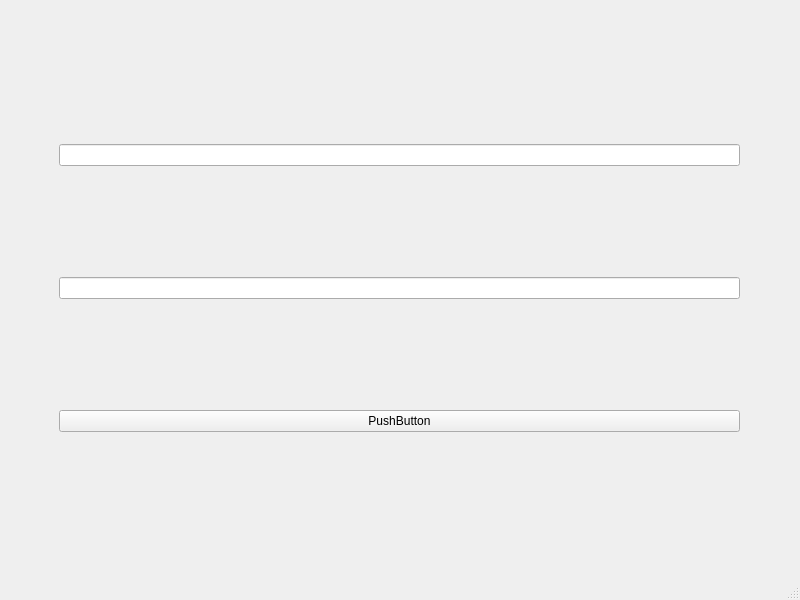
Before: the Qt Designer form client/pre_lobby/prelobbymainwindow.ui in Juannbel/duck-game, drawn with Qt 5.
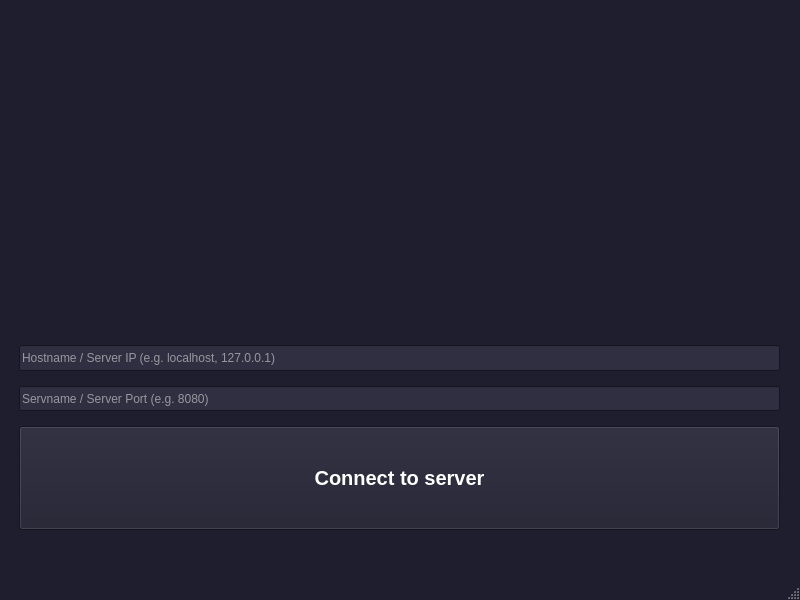
After: the same form once the commit is applied.

Commit message: Mejoro el pre-lobby, ahora se ve bien el layout y se ajusta a la paleta de colores general. Ademas hago que se pueda cambiar entre full screen y mute en cualquier lugar y no solo cuando se esta jugando

Diff of the .ui file:
```diff
--- a/client/pre_lobby/prelobbymainwindow.ui
+++ b/client/pre_lobby/prelobbymainwindow.ui
@@ -10,6 +10,484 @@
     <height>600</height>
    </rect>
   </property>
+  <property name="palette">
+   <palette>
+    <active>
+     <colorrole role="WindowText">
+      <brush brushstyle="SolidPattern">
+       <color alpha="255">
+        <red>255</red>
+        <green>255</green>
+        <blue>255</blue>
+       </color>
+      </brush>
+     </colorrole>
+     <colorrole role="Button">
+      <brush brushstyle="SolidPattern">
+       <color alpha="255">
+        <red>30</red>
+        <green>30</green>
+        <blue>46</blue>
+       </color>
+      </brush>
+     </colorrole>
+     <colorrole role="Light">
+      <brush brushstyle="SolidPattern">
+       <color alpha="255">
+        <red>45</red>
+        <green>45</green>
+        <blue>69</blue>
+       </color>
+      </brush>
+     </colorrole>
+     <colorrole role="Midlight">
+      <brush brushstyle="SolidPattern">
+       <color alpha="255">
+        <red>37</red>
+        <green>37</green>
+        <blue>57</blue>
+       </color>
+      </brush>
+     </colorrole>
+     <colorrole role="Dark">
+      <brush brushstyle="SolidPattern">
+       <color alpha="255">
+        <red>15</red>
+        <green>15</green>
+        <blue>23</blue>
+       </color>
+      </brush>
+     </colorrole>
+     <colorrole role="Mid">
+      <brush brushstyle="SolidPattern">
+       <color alpha="255">
+        <red>20</red>
+        <green>20</green>
+        <blue>31</blue>
+       </color>
+      </brush>
+     </colorrole>
+     <colorrole role="Text">
+      <brush brushstyle="SolidPattern">
+       <color alpha="255">
+        <red>255</red>
+        <green>255</green>
+        <blue>255</blue>
+       </color>
+      </brush>
+     </colorrole>
+     <colorrole role="BrightText">
+      <brush brushstyle="SolidPattern">
+       <color alpha="255">
+        <red>255</red>
+        <green>255</green>
+        <blue>255</blue>
+       </color>
+      </brush>
+     </colorrole>
+     <colorrole role="ButtonText">
+      <brush brushstyle="SolidPattern">
+       <color alpha="255">
+        <red>255</red>
+        <green>255</green>
+        <blue>255</blue>
+       </color>
+      </brush>
+     </colorrole>
+     <colorrole role="Base">
+      <brush brushstyle="SolidPattern">
+       <color alpha="255">
+        <red>48</red>
+        <green>47</green>
+        <blue>65</blue>
+       </color>
+      </brush>
+     </colorrole>
+     <colorrole role="Window">
+      <brush brushstyle="SolidPattern">
+       <color alpha="255">
+        <red>30</red>
+        <green>30</green>
+        <blue>46</blue>
+       </color>
+      </brush>
+     </colorrole>
+     <colorrole role="Shadow">
+      <brush brushstyle="SolidPattern">
+       <color alpha="255">
+        <red>0</red>
+        <green>0</green>
+        <blue>0</blue>
+       </color>
+      </brush>
+     </colorrole>
+     <colorrole role="Highlight">
+      <brush brushstyle="SolidPattern">
+       <color alpha="255">
+        <red>112</red>
+        <green>101</green>
+        <blue>174</blue>
+       </color>
+      </brush>
+     </colorrole>
+     <colorrole role="AlternateBase">
+      <brush brushstyle="SolidPattern">
+       <color alpha="255">
+        <red>30</red>
+        <green>30</green>
+        <blue>46</blue>
+       </color>
+      </brush>
+     </colorrole>
+     <colorrole role="ToolTipBase">
+      <brush brushstyle="SolidPattern">
+       <color alpha="255">
+        <red>0</red>
+        <green>0</green>
+        <blue>0</blue>
+       </color>
+      </brush>
+     </colorrole>
+     <colorrole role="ToolTipText">
+      <brush brushstyle="SolidPattern">
+       <color alpha="255">
+        <red>0</red>
+        <green>0</green>
+        <blue>0</blue>
+       </color>
+      </brush>
+     </colorrole>
+     <colorrole role="PlaceholderText">
+      <brush brushstyle="SolidPattern">
+       <color alpha="127">
+        <red>255</red>
+        <green>255</green>
+        <blue>255</blue>
+       </color>
+      </brush>
+     </colorrole>
+    </active>
+    <inactive>
+     <colorrole role="WindowText">
+      <brush brushstyle="SolidPattern">
+       <color alpha="255">
+        <red>255</red>
+        <green>255</green>
+        <blue>255</blue>
+       </color>
+      </brush>
+     </colorrole>
+     <colorrole role="Button">
+      <brush brushstyle="SolidPattern">
+       <color alpha="255">
+        <red>30</red>
+        <green>30</green>
+        <blue>46</blue>
+       </color>
+      </brush>
+     </colorrole>
+     <colorrole role="Light">
+      <brush brushstyle="SolidPattern">
+       <color alpha="255">
+        <red>45</red>
+        <green>45</green>
+        <blue>69</blue>
+       </color>
+      </brush>
+     </colorrole>
+     <colorrole role="Midlight">
+      <brush brushstyle="SolidPattern">
+       <color alpha="255">
+        <red>37</red>
+        <green>37</green>
+        <blue>57</blue>
+       </color>
+      </brush>
+     </colorrole>
+     <colorrole role="Dark">
+      <brush brushstyle="SolidPattern">
+       <color alpha="255">
+        <red>15</red>
+        <green>15</green>
+        <blue>23</blue>
+       </color>
+      </brush>
+     </colorrole>
+     <colorrole role="Mid">
+      <brush brushstyle="SolidPattern">
+       <color alpha="255">
+        <red>20</red>
+        <green>20</green>
+        <blue>31</blue>
+       </color>
+      </brush>
+     </colorrole>
+     <colorrole role="Text">
+      <brush brushstyle="SolidPattern">
+       <color alpha="255">
+        <red>255</red>
+        <green>255</green>
+        <blue>255</blue>
+       </color>
+      </brush>
+     </colorrole>
+     <colorrole role="BrightText">
+      <brush brushstyle="SolidPattern">
+       <color alpha="255">
+        <red>255</red>
+        <green>255</green>
+        <blue>255</blue>
+       </color>
+      </brush>
+     </colorrole>
+     <colorrole role="ButtonText">
+      <brush brushstyle="SolidPattern">
+       <color alpha="255">
+        <red>255</red>
+        <green>255</green>
+        <blue>255</blue>
+       </color>
+      </brush>
+     </colorrole>
+     <colorrole role="Base">
+      <brush brushstyle="SolidPattern">
+       <color alpha="255">
+        <red>48</red>
+        <green>47</green>
+        <blue>65</blue>
+       </color>
+      </brush>
+     </colorrole>
+     <colorrole role="Window">
+      <brush brushstyle="SolidPattern">
+       <color alpha="255">
+        <red>30</red>
+        <green>30</green>
+        <blue>46</blue>
+       </color>
+      </brush>
+     </colorrole>
+     <colorrole role="Shadow">
+      <brush brushstyle="SolidPattern">
+       <color alpha="255">
+        <red>0</red>
+        <green>0</green>
+        <blue>0</blue>
+       </color>
+      </brush>
+     </colorrole>
+     <colorrole role="Highlight">
+      <brush brushstyle="SolidPattern">
+       <color alpha="255">
+        <red>112</red>
+        <green>101</green>
+        <blue>174</blue>
+       </color>
+      </brush>
+     </colorrole>
+     <colorrole role="AlternateBase">
+      <brush brushstyle="SolidPattern">
+       <color alpha="255">
+        <red>30</red>
+        <green>30</green>
+        <blue>46</blue>
+       </color>
+      </brush>
+     </colorrole>
+     <colorrole role="ToolTipBase">
+      <brush brushstyle="SolidPattern">
+       <color alpha="255">
+        <red>0</red>
+        <green>0</green>
+        <blue>0</blue>
+       </color>
+      </brush>
+     </colorrole>
+     <colorrole role="ToolTipText">
+      <brush brushstyle="SolidPattern">
+       <color alpha="255">
+        <red>0</red>
+        <green>0</green>
+        <blue>0</blue>
+       </color>
+      </brush>
+     </colorrole>
+     <colorrole role="PlaceholderText">
+      <brush brushstyle="SolidPattern">
+       <color alpha="127">
+        <red>255</red>
+        <green>255</green>
+        <blue>255</blue>
+       </color>
+      </brush>
+     </colorrole>
+    </inactive>
+    <disabled>
+     <colorrole role="WindowText">
+      <brush brushstyle="SolidPattern">
+       <color alpha="255">
+        <red>119</red>
+        <green>118</green>
+        <blue>123</blue>
+       </color>
+      </brush>
+     </colorrole>
+     <colorrole role="Button">
+      <brush brushstyle="SolidPattern">
+       <color alpha="255">
+        <red>30</red>
+        <green>30</green>
+        <blue>46</blue>
+       </color>
+      </brush>
+     </colorrole>
+     <colorrole role="Light">
+      <brush brushstyle="SolidPattern">
+       <color alpha="255">
+        <red>45</red>
+        <green>45</green>
+        <blue>69</blue>
+       </color>
+      </brush>
+     </colorrole>
+     <colorrole role="Midlight">
+      <brush brushstyle="SolidPattern">
+       <color alpha="255">
+        <red>37</red>
+        <green>37</green>
+        <blue>57</blue>
+       </color>
+      </brush>
+     </colorrole>
+     <colorrole role="Dark">
+      <brush brushstyle="SolidPattern">
+       <color alpha="255">
+        <red>15</red>
+        <green>15</green>
+        <blue>23</blue>
+       </color>
+      </brush>
+     </colorrole>
+     <colorrole role="Mid">
+      <brush brushstyle="SolidPattern">
+       <color alpha="255">
+        <red>20</red>
+        <green>20</green>
+        <blue>31</blue>
+       </color>
+      </brush>
+     </colorrole>
+     <colorrole role="Text">
+      <brush brushstyle="SolidPattern">
+       <color alpha="255">
+        <red>119</red>
+        <green>118</green>
+        <blue>123</blue>
+       </color>
+      </brush>
+     </colorrole>
+     <colorrole role="BrightText">
+      <brush brushstyle="SolidPattern">
+       <color alpha="255">
+        <red>119</red>
+        <green>118</green>
+        <blue>123</blue>
+       </color>
+      </brush>
+     </colorrole>
+     <colorrole role="ButtonText">
+      <brush brushstyle="SolidPattern">
+       <color alpha="255">
+        <red>119</red>
+        <green>118</green>
+        <blue>123</blue>
+       </color>
+      </brush>
+     </colorrole>
+     <colorrole role="Base">
+      <brush brushstyle="SolidPattern">
+       <color alpha="255">
+        <red>48</red>
+        <green>47</green>
+        <blue>65</blue>
+       </color>
+      </brush>
+     </colorrole>
+     <colorrole role="Window">
+      <brush brushstyle="SolidPattern">
+       <color alpha="255">
+        <red>30</red>
+        <green>30</green>
+        <blue>46</blue>
+       </color>
+      </brush>
+     </colorrole>
+     <colorrole role="Shadow">
+      <brush brushstyle="SolidPattern">
+       <color alpha="255">
+        <red>0</red>
+        <green>0</green>
+        <blue>0</blue>
+       </color>
+      </brush>
+     </colorrole>
+     <colorrole role="Highlight">
+      <brush brushstyle="SolidPattern">
+       <color alpha="255">
+        <red>78</red>
+        <green>70</green>
+        <blue>121</blue>
+       </color>
+      </brush>
+     </colorrole>
+     <colorrole role="HighlightedText">
+      <brush brushstyle="SolidPattern">
+       <color alpha="255">
+        <red>119</red>
+        <green>118</green>
+        <blue>123</blue>
+       </color>
+      </brush>
+     </colorrole>
+     <colorrole role="AlternateBase">
+      <brush brushstyle="SolidPattern">
+       <color alpha="255">
+        <red>30</red>
+        <green>30</green>
+        <blue>46</blue>
+       </color>
+      </brush>
+     </colorrole>
+     <colorrole role="ToolTipBase">
+      <brush brushstyle="SolidPattern">
+       <color alpha="255">
+        <red>0</red>
+        <green>0</green>
+        <blue>0</blue>
+       </color>
+      </brush>
+     </colorrole>
+     <colorrole role="ToolTipText">
+      <brush brushstyle="SolidPattern">
+       <color alpha="255">
+        <red>0</red>
+        <green>0</green>
+        <blue>0</blue>
+       </color>
+      </brush>
+     </colorrole>
+     <colorrole role="PlaceholderText">
+      <brush brushstyle="SolidPattern">
+       <color alpha="127">
+        <red>15</red>
+        <green>15</green>
+        <blue>23</blue>
+       </color>
+      </brush>
+     </colorrole>
+    </disabled>
+   </palette>
+  </property>
   <property name="windowTitle">
    <string>PreLobbyMainWindow</string>
   </property>
@@ -17,23 +495,80 @@
    <widget class="QWidget" name="verticalLayoutWidget">
     <property name="geometry">
      <rect>
-      <x>59</x>
-      <y>39</y>
-      <width>681</width>
-      <height>501</height>
+      <x>9</x>
+      <y>9</y>
+      <width>781</width>
+      <height>531</height>
      </rect>
     </property>
-    <layout class="QVBoxLayout" name="verticalLayout">
+    <layout class="QVBoxLayout" name="verticalLayout" stretch="60,5,5,20">
+     <property name="spacing">
+      <number>15</number>
+     </property>
+     <property name="leftMargin">
+      <number>10</number>
+     </property>
+     <property name="topMargin">
+      <number>10</number>
+     </property>
+     <property name="rightMargin">
+      <number>10</number>
+     </property>
+     <property name="bottomMargin">
+      <number>10</number>
+     </property>
      <item>
-      <widget class="QLineEdit" name="hostname_line"/>
+      <widget class="QLabel" name="logo">
+       <property name="text">
+        <string/>
+       </property>
+       <property name="alignment">
+        <set>Qt::AlignmentFlag::AlignCenter</set>
+       </property>
+      </widget>
      </item>
      <item>
-      <widget class="QLineEdit" name="servname_line"/>
+      <widget class="QLineEdit" name="hostname_line">
+       <property name="sizePolicy">
+        <sizepolicy hsizetype="Expanding" vsizetype="Preferred">
+         <horstretch>0</horstretch>
+         <verstretch>0</verstretch>
+        </sizepolicy>
+       </property>
+       <property name="placeholderText">
+        <string>Hostname / Server IP (e.g. localhost, 127.0.0.1)</string>
+       </property>
+      </widget>
+     </item>
+     <item>
+      <widget class="QLineEdit" name="servname_line">
+       <property name="sizePolicy">
+        <sizepolicy hsizetype="Expanding" vsizetype="Preferred">
+         <horstretch>0</horstretch>
+         <verstretch>0</verstretch>
+        </sizepolicy>
+       </property>
+       <property name="placeholderText">
+        <string>Servname / Server Port (e.g. 8080)</string>
+       </property>
+      </widget>
      </item>
      <item>
       <widget class="QPushButton" name="connect_to_server_button">
+       <property name="sizePolicy">
+        <sizepolicy hsizetype="Minimum" vsizetype="Preferred">
+         <horstretch>0</horstretch>
+         <verstretch>0</verstretch>
+        </sizepolicy>
+       </property>
+       <property name="font">
+        <font>
+         <pointsize>15</pointsize>
+         <bold>true</bold>
+        </font>
+       </property>
        <property name="text">
-        <string>PushButton</string>
+        <string>Connect to server</string>
        </property>
       </widget>
      </item>
```
The commit also changes 4 other files.
